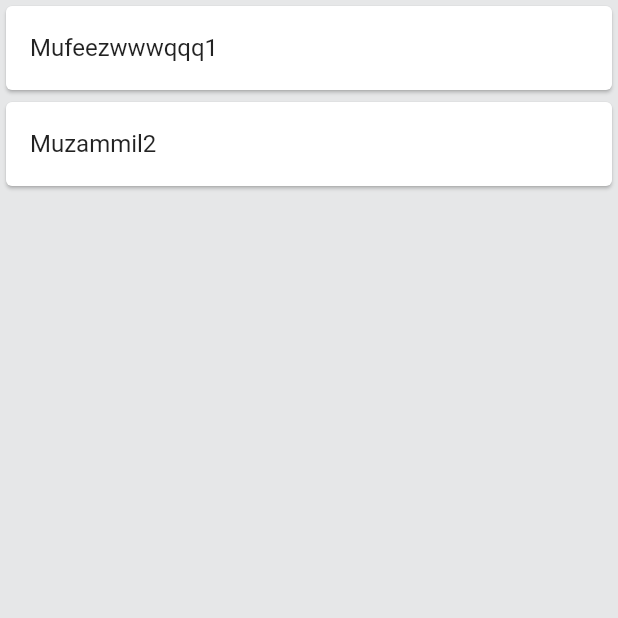
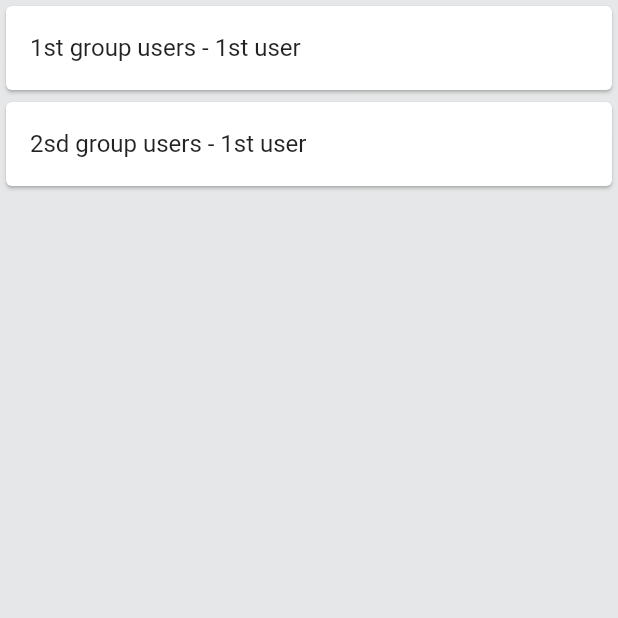
Before and after one commit to hesptech/flutter_rebuild, a Flutter app: the screen it shows after launch, on a phone screen of 412 x 824 dp, the top half of it. Run offline on Flutter 3.47's test engine with Material 2 defaults, Android fonts, the phone set to English and light mode, and no system bars.

Commit message:
commented code main, refactor UserPresentation

```diff
--- a/assets/test_file.json
+++ b/assets/test_file.json
@@ -2,12 +2,12 @@
     {
       "users": [
         {
-          "name":"Mufeezwwwqqq1",
+          "name":"1st group users - 1st user",
           "age": "25",
           "degree": "BS-CS"
         },
         {
-          "name":"Muzammil1",
+          "name":"1st group users - 2st user",
           "age": "27",
           "degree": "SE"
         }
@@ -16,12 +16,12 @@
     {
         "users": [
           {
-            "name":"pippo2",
+            "name":"2sd group users - 1st user",
             "age": "25",
             "degree": "BS-CS"
           },
           {
-            "name":"Muzammil2",
+            "name":"2sd group users - 2sd user",
             "age": "27",
             "degree": "SE"
           }
--- a/lib/users_presentation.dart
+++ b/lib/users_presentation.dart
@@ -40,7 +40,8 @@ class UsersPresentation extends StatelessWidget {
                   itemCount: s.data!.length,
                   itemBuilder: (_, i) => Card(
                     child: ListTile(
-                      title: Text(s.data![i].users[i].name!),
+                      title: Text(s.data![i].users[0].name!),
+                      //subtitle: Text(s.data!.length.toString()),
                     ),
                   ),
                 );
```
Also changed, not shown: lib/main.dart (+13 -7 lines).
